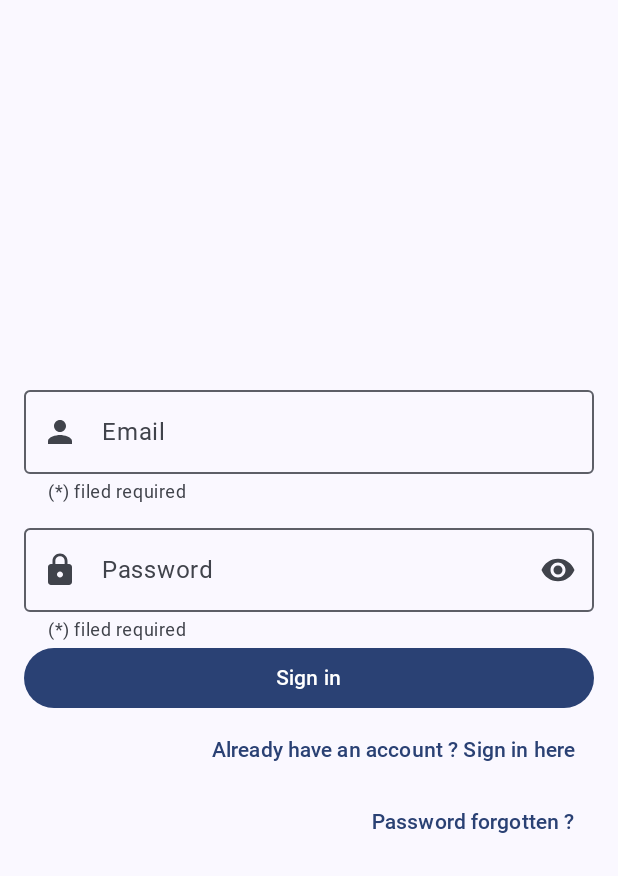
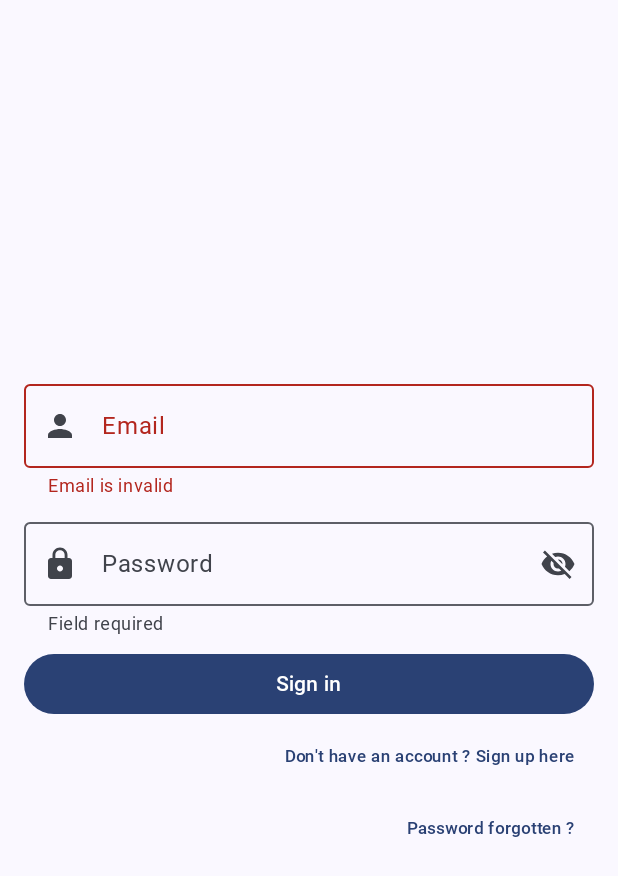
Before and after one commit to MickaelBRENOIT/PokeCraftLab, an Android app built with Jetpack Compose: the composable SignInScreen shown on its own in the app's theme, after a tap on "Sign in", on a phone screen of 412 x 824 dp. Shown: the top 876 px of the screen. Run offline under Robolectric (Android 15) with nearby library versions, the phone set to English and light mode, and no system bars; our stand-ins replace Dagger/Hilt's generated code.

Commit message:
[*] Refactor form fields + fix small UI errors

```diff
--- a/app/src/main/java/com/mickaelbrenoit/pokecraftlab/authentication/signin/ui/SignInScreen.kt
+++ b/app/src/main/java/com/mickaelbrenoit/pokecraftlab/authentication/signin/ui/SignInScreen.kt
@@ -8,15 +8,14 @@ import androidx.compose.foundation.layout.fillMaxWidth
 import androidx.compose.foundation.layout.height
 import androidx.compose.foundation.layout.padding
 import androidx.compose.material.icons.Icons
-import androidx.compose.material.icons.filled.Clear
 import androidx.compose.material.icons.filled.Lock
-import androidx.compose.material.icons.filled.Person
 import androidx.compose.material.icons.filled.Visibility
 import androidx.compose.material.icons.filled.VisibilityOff
 import androidx.compose.material3.Button
 import androidx.compose.material3.ExperimentalMaterial3Api
 import androidx.compose.material3.Icon
 import androidx.compose.material3.IconButton
+import androidx.compose.material3.MaterialTheme
 import androidx.compose.material3.OutlinedTextField
 import androidx.compose.material3.Text
 import androidx.compose.material3.TextButton
@@ -32,6 +31,8 @@ import androidx.compose.ui.unit.dp
 import androidx.hilt.navigation.compose.hiltViewModel
 import androidx.navigation.NavController
 import com.mickaelbrenoit.pokecraftlab.R
+import com.mickaelbrenoit.pokecraftlab.core.ui.components.PokeCraftLabEmailField
+import com.mickaelbrenoit.pokecraftlab.core.ui.components.PokeCraftLabPasswordField
 
 @OptIn(ExperimentalMaterial3Api::class)
 @Composable
@@ -49,80 +50,27 @@ fun SignInScreen(
 
         val uiState by viewModel.uiState
 
-        var isPasswordVisible by rememberSaveable {
-            mutableStateOf(true)
-        }
-
-        OutlinedTextField(
+        PokeCraftLabEmailField(
             value = uiState.email,
             onValueChange = viewModel::onEmailChange,
-            placeholder = {
-                Text(text = stringResource(id = R.string.authentication_email_placeholder))
-            },
-            label = {
-                Text(text = stringResource(id = R.string.authentication_email_label))
-            },
-            isError = !uiState.isEmailValid,
-            supportingText = {
-                if (uiState.isEmailValid) {
-                    Text(text = stringResource(id = R.string.authentication_required_field_supported_text))
-                } else {
-                    Text(text = stringResource(id = R.string.authentication_email_supported_text))
-                }
-            },
-            leadingIcon = {
-                Icon(imageVector = Icons.Filled.Person, contentDescription = stringResource(id = R.string.authentication_email_leading_icon_description))
-            },
-            trailingIcon = {
-                if (uiState.email.isNotEmpty()) {
-                    IconButton(onClick = viewModel::onEmailClear) {
-                        Icon(imageVector = Icons.Filled.Clear, contentDescription = stringResource(
-                            id = R.string.authentication_email_trailing_icon_description
-                        ))
-                    }
-                }
-            },
-            singleLine = true,
+            isValueValid = uiState.isEmailValid,
+            onClearField = viewModel::onEmailClear,
             modifier = Modifier.fillMaxWidth()
         )
 
         Spacer(modifier = Modifier.height(8.dp))
 
-        OutlinedTextField(
+        PokeCraftLabPasswordField(
             value = uiState.password,
             onValueChange = viewModel::onPasswordChange,
-            placeholder = {
-                Text(text = stringResource(id = R.string.authentication_password_placeholder))
-            },
-            label = {
-                Text(text = stringResource(id = R.string.authentication_password_label))
-            },
-            isError = !uiState.isPasswordValid,
-            supportingText = {
-                if (uiState.isPasswordValid) {
-                    Text(text = stringResource(id = R.string.authentication_required_field_supported_text))
-                } else {
-                    Text(text = stringResource(id = R.string.authentication_password_supported_text))
-                }
-            },
-            leadingIcon = {
-                Icon(imageVector = Icons.Filled.Lock, contentDescription = stringResource(id = R.string.authentication_email_leading_icon_description))
-            },
-            trailingIcon = {
-                IconButton(onClick = { isPasswordVisible = !isPasswordVisible }) {
-                    val visibilityIcon = if (isPasswordVisible) Icons.Filled.Visibility else Icons.Filled.VisibilityOff
-                    val descriptionIcon = if (isPasswordVisible) stringResource(id = R.string.authentication_password_trailing_icon_activated_description) else stringResource(
-                        id = R.string.authentication_password_trailing_icon_deactivated_description
-                    )
-                    Icon(imageVector = visibilityIcon, contentDescription = descriptionIcon)
-                }
-            },
-            singleLine = true,
+            isValueValid = uiState.isPasswordValid,
             modifier = Modifier.fillMaxWidth()
         )
 
+        Spacer(modifier = Modifier.height(8.dp))
+
         Button(
-            onClick = { /*TODO*/ },
+            onClick = viewModel::onSignInClick,
             modifier = Modifier.fillMaxWidth()
         ) {
             Text(text = stringResource(id = R.string.authentication_signin_button))
@@ -131,13 +79,13 @@ fun SignInScreen(
         TextButton(
             onClick = { /*TODO*/ },
             modifier = Modifier.align(Alignment.End)) {
-            Text(text = stringResource(id = R.string.authentication_signup_textbutton))
+            Text(text = stringResource(id = R.string.authentication_signup_textbutton), style = MaterialTheme.typography.labelSmall)
         }
 
         TextButton(
             onClick = { /*TODO*/ },
             modifier = Modifier.align(Alignment.End)) {
-            Text(text = stringResource(id = R.string.authentication_forget_password_textbutton))
+            Text(text = stringResource(id = R.string.authentication_forget_password_textbutton), style = MaterialTheme.typography.labelSmall)
         }
     }
 }
--- a/app/src/main/java/com/mickaelbrenoit/pokecraftlab/core/helpers/ValidationForm.kt
+++ b/app/src/main/java/com/mickaelbrenoit/pokecraftlab/core/helpers/ValidationForm.kt
@@ -8,7 +8,7 @@ private const val MIN_PASS_LENGTH = 8
 private const val PASS_PATTERN = "^(?=.*[0-9])(?=.*[a-z])(?=.*[A-Z])(?=\\S+$).{8,}$"
 
 fun String.isValidEmail(): Boolean {
-    return this.isNotBlank() && Patterns.EMAIL_ADDRESS.matcher(this).matches()
+    return this.isNotBlank() && this.length >= MIN_USER_LENGTH &&Patterns.EMAIL_ADDRESS.matcher(this).matches()
 }
 
 fun String.isValidPassword(): Boolean {
--- /dev/null
+++ b/app/src/main/java/com/mickaelbrenoit/pokecraftlab/core/ui/components/PokeCraftLabComposable.kt
@@ -0,0 +1,116 @@
+package com.mickaelbrenoit.pokecraftlab.core.ui.components
+
+import androidx.compose.foundation.layout.fillMaxWidth
+import androidx.compose.material.icons.Icons
+import androidx.compose.material.icons.filled.Clear
+import androidx.compose.material.icons.filled.Lock
+import androidx.compose.material.icons.filled.Person
+import androidx.compose.material.icons.filled.Visibility
+import androidx.compose.material.icons.filled.VisibilityOff
+import androidx.compose.material3.ExperimentalMaterial3Api
+import androidx.compose.material3.Icon
+import androidx.compose.material3.IconButton
+import androidx.compose.material3.OutlinedTextField
+import androidx.compose.material3.Text
+import androidx.compose.runtime.Composable
+import androidx.compose.runtime.getValue
+import androidx.compose.runtime.mutableStateOf
+import androidx.compose.runtime.saveable.rememberSaveable
+import androidx.compose.runtime.setValue
+import androidx.compose.ui.Modifier
+import androidx.compose.ui.res.stringResource
+import androidx.compose.ui.text.input.PasswordVisualTransformation
+import androidx.compose.ui.text.input.VisualTransformation
+import com.mickaelbrenoit.pokecraftlab.R
+
+@OptIn(ExperimentalMaterial3Api::class)
+@Composable
+fun PokeCraftLabEmailField(
+    value: String,
+    onValueChange: (String) -> Unit,
+    isValueValid: Boolean,
+    onClearField: () -> Unit,
+    modifier: Modifier = Modifier
+) {
+    OutlinedTextField(
+        value = value,
+        onValueChange = onValueChange,
+        placeholder = {
+            Text(text = stringResource(id = R.string.authentication_email_placeholder))
+        },
+        label = {
+            Text(text = stringResource(id = R.string.authentication_email_label))
+        },
+        isError = !isValueValid,
+        supportingText = {
+            if (isValueValid) {
+                Text(text = stringResource(id = R.string.authentication_required_field_supported_text))
+            } else {
+                Text(text = stringResource(id = R.string.authentication_email_supported_text))
+            }
+        },
+        leadingIcon = {
+            Icon(imageVector = Icons.Filled.Person, contentDescription = stringResource(id = R.string.authentication_email_leading_icon_description))
+        },
+        trailingIcon = {
+            if (value.isNotEmpty()) {
+                IconButton(onClick = onClearField) {
+                    Icon(imageVector = Icons.Filled.Clear, contentDescription = stringResource(
+                        id = R.string.authentication_email_trailing_icon_description
+                    )
+                    )
+                }
+            }
+        },
+        singleLine = true,
+        modifier = modifier
+    )
+}
+
+@OptIn(ExperimentalMaterial3Api::class)
+@Composable
+fun PokeCraftLabPasswordField(
+    value: String,
+    onValueChange: (String) -> Unit,
+    isValueValid: Boolean,
+    modifier: Modifier = Modifier
+) {
+
+    var isPasswordVisible by rememberSaveable {
+        mutableStateOf(false)
+    }
+
+    OutlinedTextField(
+        value = value,
+        onValueChange = onValueChange,
+        placeholder = {
+            Text(text = stringResource(id = R.string.authentication_password_placeholder))
+        },
+        label = {
+            Text(text = stringResource(id = R.string.authentication_password_label))
+        },
+        isError = !isValueValid,
+        supportingText = {
+            if (isValueValid) {
+                Text(text = stringResource(id = R.string.authentication_required_field_supported_text))
+            } else {
+                Text(text = stringResource(id = R.string.authentication_password_supported_text))
+            }
+        },
+        leadingIcon = {
+            Icon(imageVector = Icons.Filled.Lock, contentDescription = stringResource(id = R.string.authentication_email_leading_icon_description))
+        },
+        trailingIcon = {
+            IconButton(onClick = { isPasswordVisible = !isPasswordVisible }) {
+                val visibilityIcon = if (isPasswordVisible) Icons.Filled.Visibility else Icons.Filled.VisibilityOff
+                val descriptionIcon = if (isPasswordVisible) stringResource(id = R.string.authentication_password_trailing_icon_activated_description) else stringResource(
+                    id = R.string.authentication_password_trailing_icon_deactivated_description
+                )
+                Icon(imageVector = visibilityIcon, contentDescription = descriptionIcon)
+            }
+        },
+        visualTransformation = if (isPasswordVisible) VisualTransformation.None else PasswordVisualTransformation(),
+        singleLine = true,
+        modifier = modifier
+    )
+}
--- a/app/src/main/res/values/strings.xml
+++ b/app/src/main/res/values/strings.xml
@@ -16,10 +16,10 @@
     <string name="authentication_signin_button">Sign in</string>
     <string name="authentication_signup_button">Sign up</string>
     <string name="authentication_forget_password_button">Recover my password</string>
-    <string name="authentication_signin_textbutton">Don\'t have an account ? Sign up here</string>
-    <string name="authentication_signup_textbutton">Already have an account ? Sign in here</string>
+    <string name="authentication_signup_textbutton">Don\'t have an account ? Sign up here</string>
+    <string name="authentication_signin_textbutton">Already have an account ? Sign in here</string>
     <string name="authentication_forget_password_textbutton">Password forgotten ?</string>
-    <string name="authentication_required_field_supported_text">(*) filed required</string>
+    <string name="authentication_required_field_supported_text">Field required</string>
     <string name="authentication_email_supported_text">Email is invalid</string>
     <string name="authentication_password_supported_text">Password is invalid</string>
     <string name="authentication_confirm_password_supported_text">Password does not match</string>
```
